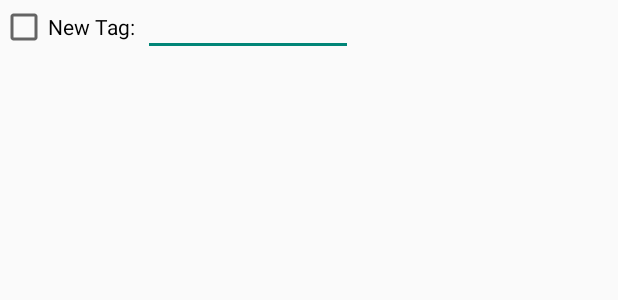
After one commit to inayrus/FinalAppProject, an Android app: the layout dialogue_add_tags.xml on its own in the app's theme, with its tools: preview values and no code run, on a phone screen of 412 x 824 dp. The commit adds this screen. Shown: the top 300 px of the screen. Run offline under Robolectric (Android 15) with nearby library versions, the phone set to English and light mode, and no system bars.

Commit message:
made a start with the layout of the add tags option in the toolbar

```diff
--- /dev/null
+++ b/app/src/main/res/layout/dialogue_add_tags.xml
@@ -0,0 +1,22 @@
+<?xml version="1.0" encoding="utf-8"?>
+<LinearLayout xmlns:android="http://schemas.android.com/apk/res/android"
+    android:orientation="horizontal" android:layout_width="wrap_content"
+    android:layout_height="wrap_content">
+
+    <CheckBox
+        android:id="@+id/addTagCheckBox"
+        android:layout_width="wrap_content"
+        android:layout_height="wrap_content"
+        android:layout_weight="1"
+        android:text="New Tag:"
+        android:layout_marginRight="5dp"/>
+
+    <EditText
+        android:id="@+id/newTag"
+        android:layout_width="wrap_content"
+        android:layout_height="wrap_content"
+        android:layout_weight="1"
+        android:ems="10"
+        android:inputType="textPersonName"
+        android:textSize="12dp" />
+</LinearLayout>
```
Also changed, not shown: app/src/main/java/com/example/finalappproject/NoteActivity.java (+92 -4 lines), app/src/main/res/menu/add_tags_menu.xml (added, +10 -0 lines), app/src/main/res/menu/note_act_menu.xml (+11 -11 lines), 1 other file.
